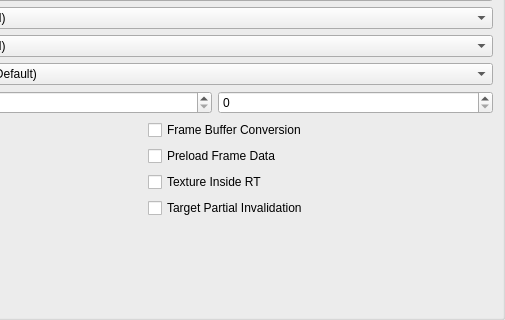
This is pcsx2-qt/Settings/GraphicsSettingsWidget.ui in PCSX2/pcsx2 as Qt 5 draws it before an edit; both pictures show x 215 to 720 and y 159 to 479 of the 720 by 479 pixel window. The edited form follows.
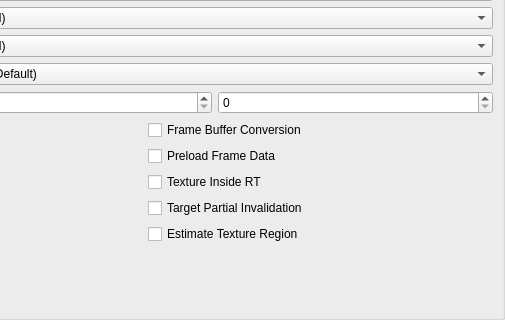
This is the edited form. The open tabs and pages were chosen to show the change.

Commit message:
GS/HW: Add a new option to attempt to reduce large texture sizes
For Snowblind games which use 1024x1024 textures and UVs.

What changed in the file:
```diff
--- a/pcsx2-qt/Settings/GraphicsSettingsWidget.ui
+++ b/pcsx2-qt/Settings/GraphicsSettingsWidget.ui
@@ -1068,6 +1068,13 @@
            </property>
           </widget>
          </item>
+         <item row="4" column="1">
+          <widget class="QCheckBox" name="estimateTextureRegion">
+           <property name="text">
+            <string>Estimate Texture Region</string>
+           </property>
+          </widget>
+         </item>
         </layout>
        </item>
       </layout>
```
The commit also changes 9 other files.
